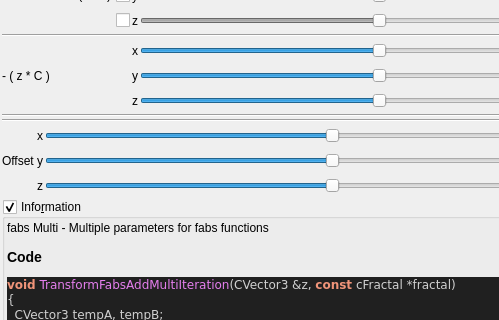
buddhi1980/mandelbulber2, file mandelbulber2/qt_data/fractal_transf_fabs_add_multi.ui: the form before one commit; both pictures show x 0 to 499 and y 139 to 459 of the 711 by 970 pixel window.
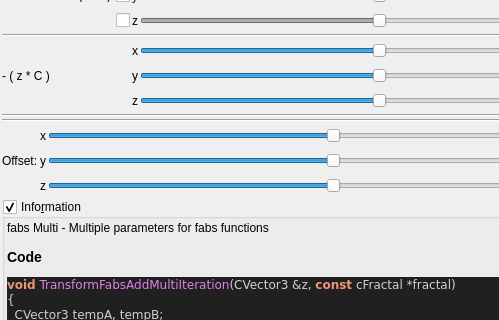
The form after the commit. Custom widgets are drawn as their Qt base class.

The edit to the form file:
```diff
--- a/mandelbulber2/qt_data/fractal_transf_fabs_add_multi.ui
+++ b/mandelbulber2/qt_data/fractal_transf_fabs_add_multi.ui
@@ -764,7 +764,7 @@
      <item row="2" column="0">
       <widget class="QLabel" name="label_259">
        <property name="text">
-        <string>Offset</string>
+        <string>Offset:</string>
        </property>
       </widget>
      </item>
```
